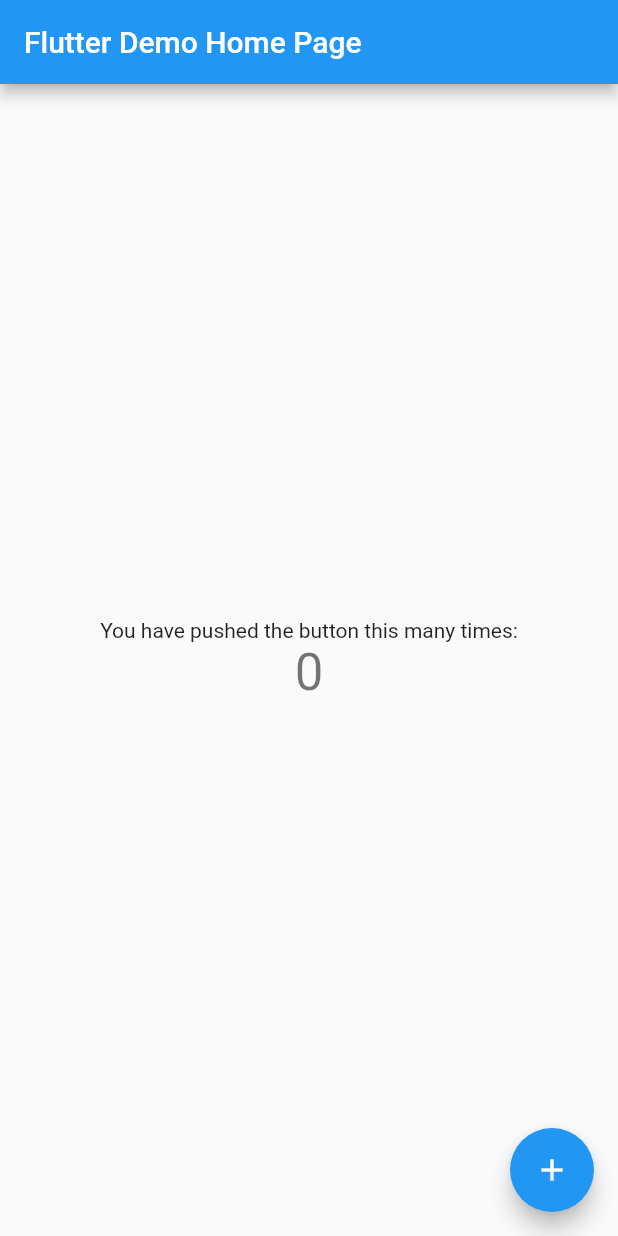
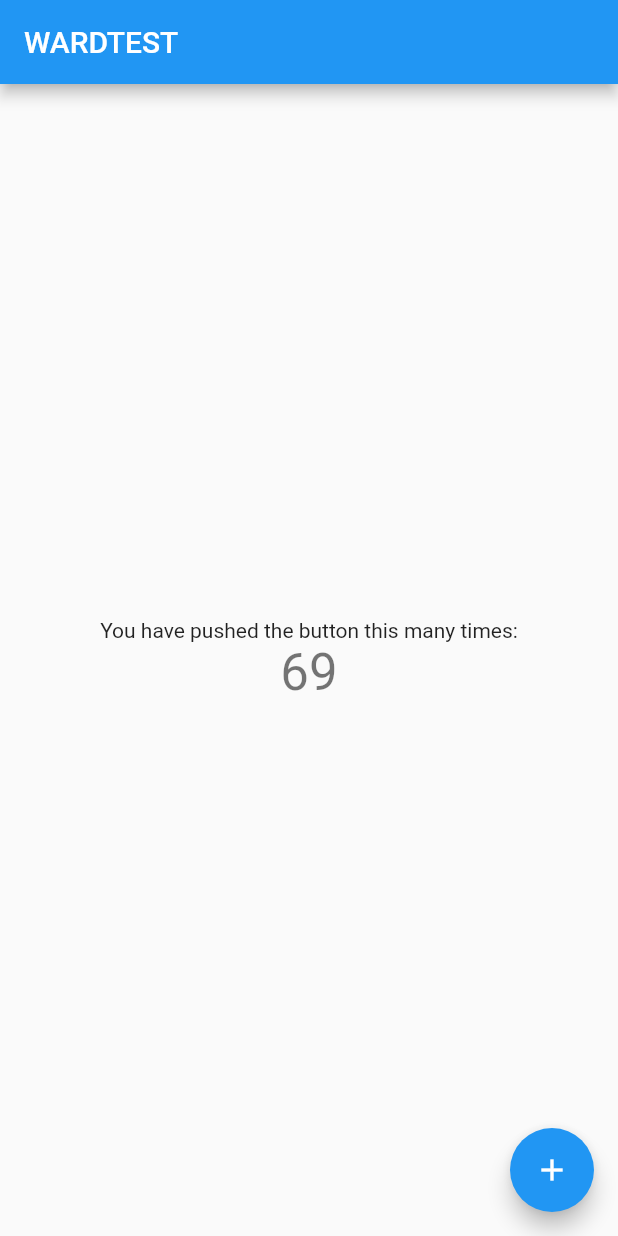
Before and after one commit to wardpenney/test_flutter_redux, a Flutter app: the screen it shows after launch, on a phone screen of 412 x 824 dp. Run offline on Flutter 3.47's test engine with Material 2 defaults, Android fonts, the phone set to English and light mode, and no system bars; our stand-ins replace flutter_redux, redux.

Commit message:
Add flutter redux for counter increment

```diff
--- /dev/null
+++ b/lib/actions/actions.dart
@@ -0,0 +1,3 @@
+class IncrementCountAction {}
+
+class SetupCounterAction {}
--- /dev/null
+++ b/lib/containers/counter.dart
@@ -0,0 +1,34 @@
+import 'package:flutter/foundation.dart';
+import 'package:flutter/material.dart';
+import 'package:flutter_redux/flutter_redux.dart';
+import 'package:redux/redux.dart';
+import 'package:test_flutter_redux/models/app_state.dart';
+
+class Counter extends StatelessWidget {
+  @override
+  Widget build(BuildContext context) {
+    debugPrint("WARDTEST Containers Counter build");
+
+    return new StoreConnector<AppState, _ViewModel>(
+      converter: _ViewModel.fromStore,
+      builder: (BuildContext context, _ViewModel viewModel) {
+        return new Text(
+          viewModel.counterValue.toString(),
+          style: Theme.of(context).textTheme.display1,
+        );
+      }
+    );
+  }
+}
+
+class _ViewModel {
+  final int counterValue;
+
+  _ViewModel({
+    @required this.counterValue,
+  });
+
+  static _ViewModel fromStore(Store<AppState> store) {
+    return new _ViewModel(counterValue: store.state.counter);
+  }
+}
--- /dev/null
+++ b/lib/keys/buttons.dart
@@ -0,0 +1,5 @@
+import 'package:flutter/widgets.dart';
+
+class KeysButtons {
+  static final incrementCounter = const Key('__incrementCounter__');
+}
--- /dev/null
+++ b/lib/keys/keys.dart
@@ -0,0 +1,2 @@
+export 'package:test_flutter_redux/keys/buttons.dart';
+export 'package:test_flutter_redux/keys/routes.dart';
--- /dev/null
+++ b/lib/keys/routes.dart
@@ -0,0 +1,3 @@
+class KeysRoutes {
+  static final home = "/";
+}
--- a/lib/main.dart
+++ b/lib/main.dart
@@ -1,111 +1,39 @@
 import 'package:flutter/material.dart';
+import 'package:flutter_redux/flutter_redux.dart';
+import 'package:redux/redux.dart';
+import 'package:test_flutter_redux/reducers/app_state_reducer.dart';
+import 'package:test_flutter_redux/models/models.dart';
+import 'package:test_flutter_redux/actions/actions.dart';
+import 'package:test_flutter_redux/presentation/home_screen.dart';
+import 'package:test_flutter_redux/keys/keys.dart';
 
-void main() => runApp(MyApp());
+void main() {
+  runApp(MyApp());
+}
 
 class MyApp extends StatelessWidget {
-  // This widget is the root of your application.
+  final store = Store<AppState>(
+    appReducer,
+    initialState: AppState.initial(),
+    middleware: [],
+  );
+
   @override
   Widget build(BuildContext context) {
-    return MaterialApp(
-      title: 'Flutter Demo',
-      theme: ThemeData(
-        // This is the theme of your application.
-        //
-        // Try running your application with "flutter run". You'll see the
-        // application has a blue toolbar. Then, without quitting the app, try
-        // changing the primarySwatch below to Colors.green and then invoke
-        // "hot reload" (press "r" in the console where you ran "flutter run",
-        // or simply save your changes to "hot reload" in a Flutter IDE).
-        // Notice that the counter didn't reset back to zero; the application
-        // is not restarted.
-        primarySwatch: Colors.blue,
+    return StoreProvider(
+      store: store,
+      child: MaterialApp(
+        title: "WARDTEST",
+        routes: {
+          KeysRoutes.home: (context) {
+            return HomeScreen(
+              onInit: () {
+                StoreProvider.of<AppState>(context).dispatch(SetupCounterAction());
+              },
+            );
+          },
+        },
       ),
-      home: MyHomePage(title: 'Flutter Demo Home Page'),
     );
   }
 }
-
-class MyHomePage extends StatefulWidget {
-  MyHomePage({Key key, this.title}) : super(key: key);
-
-  // This widget is the home page of your application. It is stateful, meaning
-  // that it has a State object (defined below) that contains fields that affect
-  // how it looks.
-
-  // This class is the configuration for the state. It holds the values (in this
-  // case the title) provided by the parent (in this case the App widget) and
-  // used by the build method of the State. Fields in a Widget subclass are
-  // always marked "final".
-
-  final String title;
-
-  @override
-  _MyHomePageState createState() => _MyHomePageState();
-}
-
-class _MyHomePageState extends State<MyHomePage> {
-  int _counter = 0;
-
-  void _incrementCounter() {
-    setState(() {
-      // This call to setState tells the Flutter framework that something has
-      // changed in this State, which causes it to rerun the build method below
-      // so that the display can reflect the updated values. If we changed
-      // _counter without calling setState(), then the build method would not be
-      // called again, and so nothing would appear to happen.
-      _counter++;
-    });
-  }
-
-  @override
-  Widget build(BuildContext context) {
-    // This method is rerun every time setState is called, for instance as done
-    // by the _incrementCounter method above.
-    //
-    // The Flutter framework has been optimized to make rerunning build methods
-    // fast, so that you can just rebuild anything that needs updating rather
-    // than having to individually change instances of widgets.
-    return Scaffold(
-      appBar: AppBar(
-        // Here we take the value from the MyHomePage object that was created by
-        // the App.build method, and use it to set our appbar title.
-        title: Text(widget.title),
-      ),
-      body: Center(
-        // Center is a layout widget. It takes a single child and positions it
-        // in the middle of the parent.
-        child: Column(
-          // Column is also layout widget. It takes a list of children and
-          // arranges them vertically. By default, it sizes itself to fit its
-          // children horizontally, and tries to be as tall as its parent.
-          //
-          // Invoke "debug painting" (press "p" in the console, choose the
-          // "Toggle Debug Paint" action from the Flutter Inspector in Android
-          // Studio, or the "Toggle Debug Paint" command in Visual Studio Code)
-          // to see the wireframe for each widget.
-          //
-          // Column has various properties to control how it sizes itself and
-          // how it positions its children. Here we use mainAxisAlignment to
-          // center the children vertically; the main axis here is the vertical
-          // axis because Columns are vertical (the cross axis would be
-          // horizontal).
-          mainAxisAlignment: MainAxisAlignment.center,
-          children: <Widget>[
-            Text(
-              'You have pushed the button this many times:',
-            ),
-            Text(
-              '$_counter',
-              style: Theme.of(context).textTheme.display1,
-            ),
-          ],
-        ),
-      ),
-      floatingActionButton: FloatingActionButton(
-        onPressed: _incrementCounter,
-        tooltip: 'Increment',
-        child: Icon(Icons.add),
-      ), // This trailing comma makes auto-formatting nicer for build methods.
-    );
-  }
-}
--- /dev/null
+++ b/lib/models/app_state.dart
@@ -0,0 +1,22 @@
+import 'package:meta/meta.dart';
+
+@immutable
+class AppState {
+  final int counter;
+
+  AppState({
+    this.counter,
+  });
+
+	AppState copyWith({
+    int counter,
+  }) {
+		return new AppState(
+			counter: counter ?? this.counter,
+		);
+	}
+
+  factory AppState.initial() => AppState(
+    counter: 69
+  );
+}
--- /dev/null
+++ b/lib/models/models.dart
@@ -0,0 +1 @@
+export 'app_state.dart';
--- /dev/null
+++ b/lib/presentation/home_screen.dart
@@ -0,0 +1,54 @@
+import 'package:flutter/material.dart';
+import 'package:flutter_redux/flutter_redux.dart';
+import 'package:test_flutter_redux/containers/counter.dart';
+import 'package:test_flutter_redux/keys/keys.dart';
+import 'package:test_flutter_redux/actions/actions.dart';
+import 'package:test_flutter_redux/models/models.dart';
+
+class HomeScreen extends StatefulWidget {
+  final void Function() onInit;
+
+  HomeScreen({
+    @required this.onInit,
+  }) : super(key: const Key('__homeScreen__'));
+
+  @override
+  HomeScreenState createState() {
+    return new HomeScreenState();
+  }
+}
+
+class HomeScreenState extends State<HomeScreen> {
+  @override
+  void initState() {
+    widget.onInit();
+    super.initState();
+  }
+
+  @override
+  Widget build(BuildContext context) {
+    return Scaffold(
+      appBar: AppBar(
+        title: Text("WARDTEST"),
+      ),
+      body: Center(
+        child: Column(
+          mainAxisAlignment: MainAxisAlignment.center,
+          children: <Widget>[
+            Text(
+              'You have pushed the button this many times:',
+            ),
+            Counter(),
+          ],
+        ),
+      ),
+      floatingActionButton: FloatingActionButton(
+        key: KeysButtons.incrementCounter,
+        onPressed: () {
+          StoreProvider.of<AppState>(context).dispatch(IncrementCountAction());
+        },
+        child: Icon(Icons.add),
+      ),
+    );
+  }
+}
--- /dev/null
+++ b/lib/reducers/app_state_reducer.dart
@@ -0,0 +1,8 @@
+import 'package:test_flutter_redux/models/models.dart';
+import 'package:test_flutter_redux/reducers/counter_reducer.dart';
+
+AppState appReducer(AppState state, action) {
+  return AppState(
+    counter: counterReducer(state.counter, action),
+  );
+}
--- /dev/null
+++ b/lib/reducers/counter_reducer.dart
@@ -0,0 +1,10 @@
+import 'package:redux/redux.dart';
+import 'package:test_flutter_redux/actions/actions.dart';
+
+final counterReducer = combineReducers<int>([
+  TypedReducer<int, IncrementCountAction>(_incrementCounterReducer),
+]);
+
+int _incrementCounterReducer(int counter, IncrementCountAction action) {
+  return counter + 1;
+}
--- a/pubspec.yaml
+++ b/pubspec.yaml
@@ -17,6 +17,9 @@ environment:
   sdk: ">=2.1.0 <3.0.0"
 
 dependencies:
+  meta: '>=1.1.0 <2.0.0'
+  redux: ^3.0.0
+  flutter_redux: ^0.5.3
   flutter:
     sdk: flutter
 
```
Also changed, not shown: pubspec.lock.
